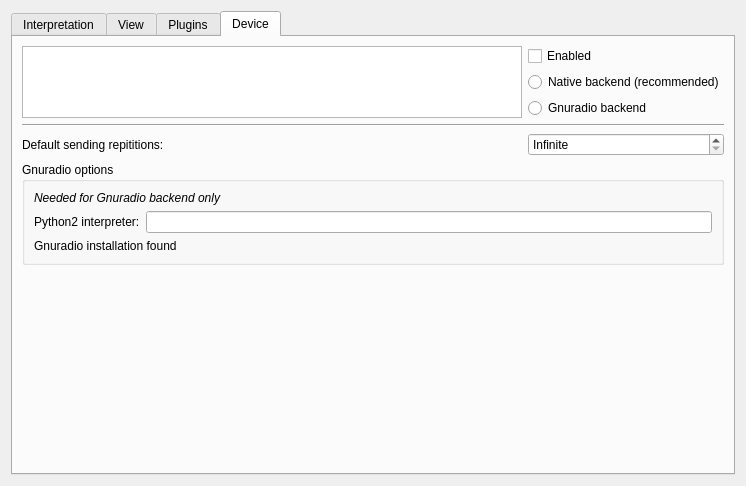
First picture: the form in ui/options.ui, repository jopohl/urh, before the edit.
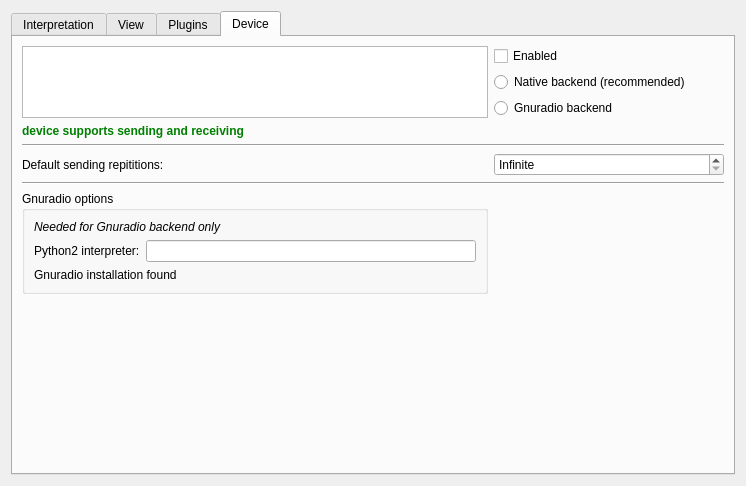
Second picture: the form after the edit.

```diff
--- a/ui/options.ui
+++ b/ui/options.ui
@@ -227,20 +227,72 @@
       <attribute name="title">
        <string>Device</string>
       </attribute>
-      <layout class="QVBoxLayout" name="verticalLayout_5">
-       <item>
         <layout class="QGridLayout" name="gridLayout_3">
-         <item row="0" column="0" rowspan="3">
+       <item row="0" column="0" rowspan="3" colspan="2">
           <widget class="QListWidget" name="listWidgetDevices"/>
          </item>
-         <item row="1" column="1">
+       <item row="0" column="2">
+        <widget class="QCheckBox" name="chkBoxDeviceEnabled">
+         <property name="text">
+          <string>Enabled</string>
+         </property>
+        </widget>
+       </item>
+       <item row="1" column="2">
           <widget class="QRadioButton" name="rbNativeBackend">
            <property name="text">
             <string>Native backend (recommended)</string>
            </property>
           </widget>
          </item>
-         <item row="5" column="1">
+       <item row="2" column="2">
+        <widget class="QRadioButton" name="rbGnuradioBackend">
+         <property name="text">
+          <string>Gnuradio backend</string>
+         </property>
+        </widget>
+       </item>
+       <item row="3" column="0" colspan="2">
+        <widget class="QLabel" name="lSupport">
+         <property name="sizePolicy">
+          <sizepolicy hsizetype="Preferred" vsizetype="Maximum">
+           <horstretch>0</horstretch>
+           <verstretch>0</verstretch>
+          </sizepolicy>
+         </property>
+         <property name="font">
+          <font>
+           <weight>75</weight>
+           <italic>false</italic>
+           <bold>true</bold>
+          </font>
+         </property>
+         <property name="styleSheet">
+          <string notr="true">color: green</string>
+         </property>
+         <property name="text">
+          <string>device supports sending and receiving</string>
+         </property>
+         <property name="alignment">
+          <set>Qt::AlignLeading|Qt::AlignLeft|Qt::AlignVCenter</set>
+         </property>
+        </widget>
+       </item>
+       <item row="4" column="0" colspan="3">
+        <widget class="Line" name="line">
+         <property name="orientation">
+          <enum>Qt::Horizontal</enum>
+         </property>
+        </widget>
+       </item>
+       <item row="5" column="0">
+        <widget class="QLabel" name="label_8">
+         <property name="text">
+          <string>Default sending repititions:</string>
+         </property>
+        </widget>
+       </item>
+       <item row="5" column="2">
           <widget class="QSpinBox" name="spinBoxNumSendingRepeats">
            <property name="specialValueText">
             <string>Infinite</string>
@@ -256,35 +308,14 @@
            </property>
           </widget>
          </item>
-         <item row="3" column="0" colspan="2">
-          <widget class="Line" name="line">
+       <item row="6" column="0" colspan="3">
+        <widget class="Line" name="line_2">
            <property name="orientation">
             <enum>Qt::Horizontal</enum>
            </property>
           </widget>
          </item>
-         <item row="2" column="1">
-          <widget class="QRadioButton" name="rbGnuradioBackend">
-           <property name="text">
-            <string>Gnuradio backend</string>
-           </property>
-          </widget>
-         </item>
-         <item row="5" column="0">
-          <widget class="QLabel" name="label_8">
-           <property name="text">
-            <string>Default sending repititions:</string>
-           </property>
-          </widget>
-         </item>
-         <item row="0" column="1">
-          <widget class="QCheckBox" name="chkBoxDeviceEnabled">
-           <property name="text">
-            <string>Enabled</string>
-           </property>
-          </widget>
-         </item>
-         <item row="6" column="0" colspan="2">
+       <item row="7" column="0" colspan="2">
           <widget class="QGroupBox" name="groupBox_3">
            <property name="title">
             <string>Gnuradio options</string>
@@ -325,9 +356,7 @@
            </layout>
           </widget>
          </item>
-        </layout>
-       </item>
-       <item>
+       <item row="8" column="1">
         <spacer name="verticalSpacer_3">
          <property name="orientation">
           <enum>Qt::Vertical</enum>
```
Lines whose indentation alone changed are shown as unchanged.
